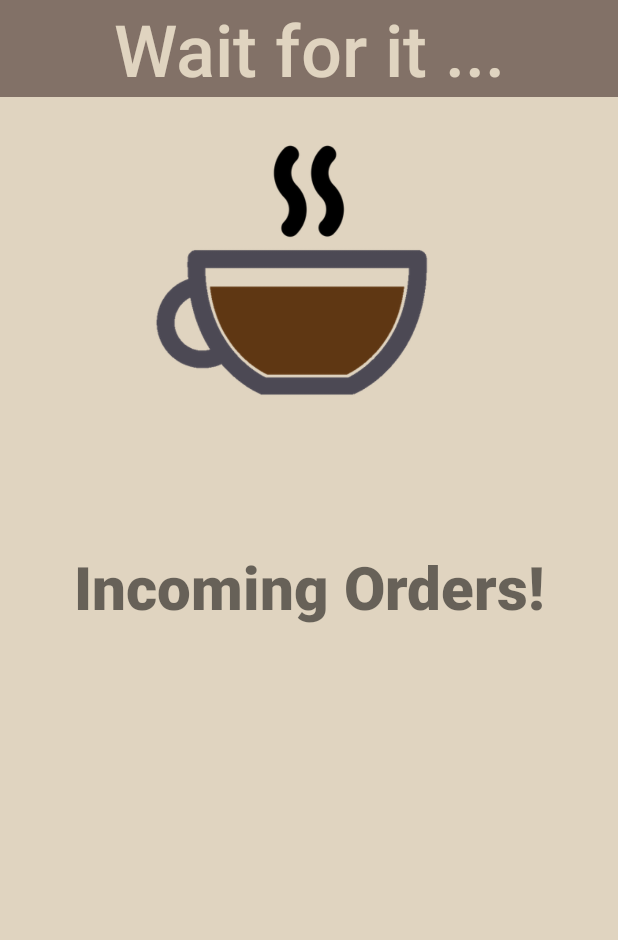
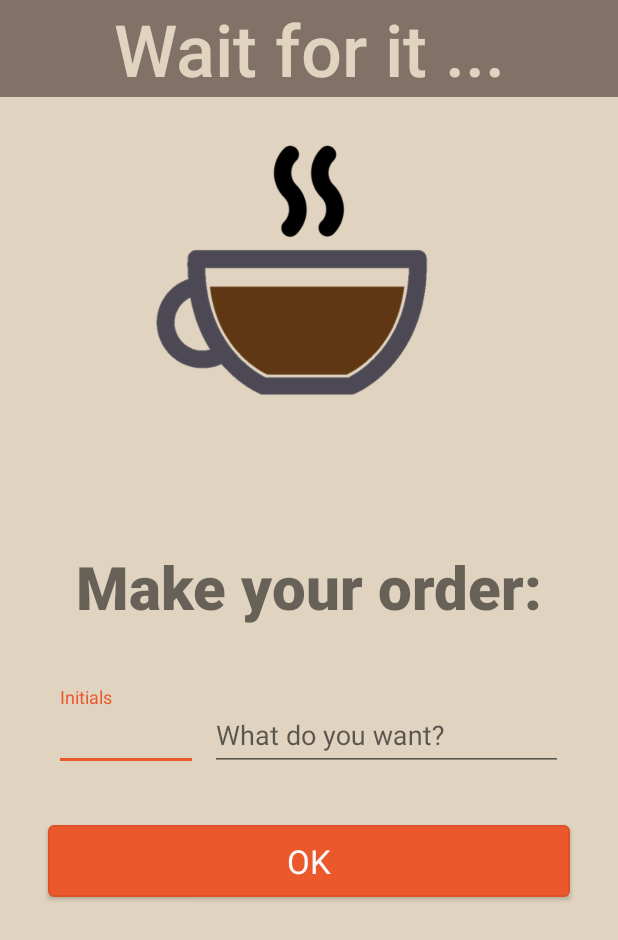
Before and after one commit to neo/AnKopiRun, an Android app: the screen it shows after launch (OrderDetailsActivity before the commit, CreateOrderActivity after it), after a tap on "Join", on a phone screen of 412 x 824 dp. Shown: the top 940 px of the screen. Run offline under Robolectric (Android 15) with nearby library versions, the phone set to English and light mode, and no system bars; our stand-ins replace Dagger/Hilt's generated code; libraries missing offline, so code that uses them is left out: com.firebase.client, com.soikonomakis.rxfirebase, rx.android.schedulers, rx.lang.kotlin, rx.schedulers; 2 statements that could not run were skipped.

Commit message:
The leecher can create an order
[#117519741]

```diff
--- a/app/src/main/AndroidManifest.xml
+++ b/app/src/main/AndroidManifest.xml
@@ -24,6 +24,8 @@
         </activity>
         <activity android:name=".views.activities.OrderDetailsActivity">
         </activity>
+        <activity android:name=".views.activities.CreateOrderActivity">
+        </activity>
     </application>
 
 </manifest>
--- a/app/src/main/java/pivotal/io/ankopirun/di/components/BaseComponent.kt
+++ b/app/src/main/java/pivotal/io/ankopirun/di/components/BaseComponent.kt
@@ -1,5 +1,6 @@
 package pivotal.io.ankopirun.di.components
 
+import pivotal.io.ankopirun.views.activities.CreateOrderActivity
 import pivotal.io.ankopirun.views.activities.OrderDetailsActivity
 import pivotal.io.ankopirun.views.activities.RunnerLocationActivity
 
@@ -7,4 +8,6 @@ interface BaseComponent {
     fun inject(activity: RunnerLocationActivity)
 
     fun inject(activity: OrderDetailsActivity)
+
+    fun inject(activity: CreateOrderActivity)
 }
--- a/app/src/main/java/pivotal/io/ankopirun/di/modules/OrderModule.kt
+++ b/app/src/main/java/pivotal/io/ankopirun/di/modules/OrderModule.kt
@@ -8,6 +8,7 @@ import javax.inject.Singleton
 
 @Module
 class OrderModule {
+    // TODO: Change the URL
     val baseUrl = "https://resplendent-inferno-9623.firebaseio.com"
 
     @Singleton
--- a/app/src/main/java/pivotal/io/ankopirun/repositories/FirebaseOrderRepository.kt
+++ b/app/src/main/java/pivotal/io/ankopirun/repositories/FirebaseOrderRepository.kt
@@ -16,4 +16,10 @@ class FirebaseOrderRepository(val baseUrl: String) : OrderRepository {
                 .map { it.children.map { it.getValue(Order::class.java) } }
     }
 
+    override fun createOrder(order: Order) {
+        val ref = Firebase("$baseUrl/orders")
+        val orderRef = ref.push()
+        orderRef.setValue(order)
+    }
+
 }
--- a/app/src/main/java/pivotal/io/ankopirun/repositories/OrderRepository.kt
+++ b/app/src/main/java/pivotal/io/ankopirun/repositories/OrderRepository.kt
@@ -6,4 +6,6 @@ import rx.Observable
 interface OrderRepository {
 
     fun getOrders(runUuid: String): Observable<List<Order>>
+
+    fun createOrder(order: Order)
 }
--- /dev/null
+++ b/app/src/main/java/pivotal/io/ankopirun/views/activities/CreateOrderActivity.kt
@@ -0,0 +1,111 @@
+package pivotal.io.ankopirun.views.activities
+
+import android.support.v7.app.AppCompatActivity
+
+import android.os.Bundle
+import android.util.Log
+import android.widget.Button
+import android.widget.EditText
+import android.widget.TextView
+import org.jetbrains.anko.*
+import pivotal.io.ankopirun.App
+
+import pivotal.io.ankopirun.R
+import pivotal.io.ankopirun.models.Order
+import pivotal.io.ankopirun.repositories.OrderRepository
+import pivotal.io.ankopirun.repositories.RunRepository
+import pivotal.io.ankopirun.views.TimerView
+import pivotal.io.ankopirun.widgets.countdowntimer.CountDownCalculator
+import pivotal.io.ankopirun.widgets.countdowntimer.CountDownPresenter
+import pivotal.io.ankopirun.widgets.countdowntimer.CountDownPresenterImpl
+import pivotal.io.ankopirun.widgets.countdowntimer.CountDownTimer
+import rx.Scheduler
+import rx.lang.kotlin.subscribeWith
+import javax.inject.Inject
+import javax.inject.Named
+
+class CreateOrderActivity : AppCompatActivity(), TimerView {
+    val TAG = lazy { this.localClassName }
+
+    @Inject
+    lateinit var runRepository: RunRepository
+
+    @Inject
+    lateinit var countDownTimer: CountDownTimer
+
+    @field:[Inject Named("io")]
+    lateinit var io: Scheduler
+
+    @field:[Inject Named("mainThread")]
+    lateinit var mainThread: Scheduler
+
+    @Inject
+    lateinit var orderRepository: OrderRepository
+
+    lateinit var initials: EditText
+    lateinit var orderDescription: EditText
+    lateinit var createOrder: Button
+    lateinit var timerText: TextView
+    lateinit var countDownPresenter: CountDownPresenter
+
+
+    override fun onCreate(savedInstanceState: Bundle?) {
+        super.onCreate(savedInstanceState)
+        setContentView(R.layout.activity_create_order)
+
+        (application as App).component.inject(this)
+
+        timerText = find(R.id.countdown_timer)
+
+        initials = find<EditText>(R.id.initials)
+        orderDescription = find<EditText>(R.id.order_description)
+        createOrder = find<Button>(R.id.create_btn)
+
+        countDownPresenter = CountDownPresenterImpl(countDownTimer).apply {
+            view = this@CreateOrderActivity
+        }
+    }
+
+    override fun onResume() {
+        super.onResume()
+
+        runRepository.clockSkew()
+                .zipWith(runRepository.lastRun(), { clockSkew, run -> Pair(clockSkew, run) })
+                .subscribeOn(io)
+                .observeOn(mainThread)
+                .subscribeWith {
+                    onNext {
+                        val (clockSkew, run) = it
+                        val calculator = CountDownCalculator(run,
+                                System.currentTimeMillis(),
+                                clockSkew)
+
+                        countDownPresenter.startCountDown(calculator.durationInMilliseconds())
+
+                        createOrder.setOnClickListener {
+                            orderRepository.createOrder(
+                                    Order(orderDescription.text.toString(),
+                                            initials.text.toString(),
+                                            runUuid = run.id)
+                            )
+
+                            startActivity<OrderDetailsActivity>()
+                        }
+                    }
+
+                    onError {
+                        Log.d(TAG.value, it.message)
+                    }
+                }
+    }
+
+    override fun onPause() {
+        super.onPause()
+        countDownPresenter.stopCountDown()
+    }
+
+    override fun setTimerText(tick: Long) {
+        timerText.text = countDownPresenter.format(tick)
+    }
+
+}
--- a/app/src/main/java/pivotal/io/ankopirun/views/activities/MainActivity.kt
+++ b/app/src/main/java/pivotal/io/ankopirun/views/activities/MainActivity.kt
@@ -24,7 +24,7 @@ class MainActivity : AppCompatActivity() {
         }
 
         joinButton = find<Button>(R.id.join_btn).apply {
-            setOnClickListener { startActivity<OrderDetailsActivity>() }
+            setOnClickListener { startActivity<CreateOrderActivity>() }
         }
     }
 }
--- a/app/src/main/java/pivotal/io/ankopirun/widgets/countdowntimer/CountDownTimerImpl.kt
+++ b/app/src/main/java/pivotal/io/ankopirun/widgets/countdowntimer/CountDownTimerImpl.kt
@@ -13,7 +13,6 @@ class CountDownTimerImpl(val tick: Long = 100) : CountDownTimer {
     override fun setOnTickHandler(handler: (Long) -> Unit) {
         onTickHandler = handler
     }
-
 
     override fun cancel() {
         timer?.cancel()
--- /dev/null
+++ b/app/src/main/res/layout/activity_create_order.xml
@@ -0,0 +1,70 @@
+<?xml version="1.0" encoding="utf-8"?>
+<RelativeLayout xmlns:android="http://schemas.android.com/apk/res/android"
+                android:layout_width="match_parent"
+                android:layout_height="match_parent">
+
+    <LinearLayout
+        style="@style/ActivityLinearLayoutStyle"
+        xmlns:android="http://schemas.android.com/apk/res/android"
+        xmlns:tools="http://schemas.android.com/tools"
+        tools:context=".views.activities.OrderDetailsActivity">
+
+        <ImageView
+            style="@style/LogoStyle"
+            android:layout_marginBottom="0dp"
+            android:src="@drawable/full"/>
+
+        <TextView
+            style="@style/SubtitleStyle"
+            android:layout_marginBottom="8dp"
+            android:text="@string/make_order"/>
+
+        <LinearLayout
+            android:layout_width="match_parent"
+            android:layout_height="wrap_content"
+            android:layout_margin="32dp"
+            android:orientation="horizontal">
+
+            <android.support.design.widget.TextInputLayout
+                android:layout_width="0dp"
+                android:layout_height="wrap_content"
+                android:layout_weight="0.3">
+
+                <EditText
+                    android:id="@+id/initials"
+                    style="@style/EditTextStyle"
+                    android:layout_margin="4dp"
+                    android:hint="@string/initials"
+                    android:maxLength="2"/>
+
+            </android.support.design.widget.TextInputLayout>
+
+            <android.support.design.widget.TextInputLayout
+                android:layout_width="0dp"
+                android:layout_height="wrap_content"
+                android:layout_weight="0.7">
+
+                <EditText
+                    android:id="@+id/order_description"
+                    style="@style/EditTextStyle"
+                    android:layout_margin="4dp"
+                    android:hint="@string/what_do_you_want"
+                    android:maxLength="20"/>
+
+            </android.support.design.widget.TextInputLayout>
+
+        </LinearLayout>
+
+        <Button
+            android:id="@+id/create_btn"
+            style="@style/ButtonStyle"
+            android:text="@android:string/ok"/>
+
+    </LinearLayout>
+
+    <TextView
+        android:id="@+id/countdown_timer"
+        style="@style/TimerStyle"
+        android:text="@string/start_time"/>
+
+</RelativeLayout>
--- a/app/src/main/res/layout/activity_main.xml
+++ b/app/src/main/res/layout/activity_main.xml
@@ -3,7 +3,7 @@
     xmlns:android="http://schemas.android.com/apk/res/android"
     xmlns:tools="http://schemas.android.com/tools"
     style="@style/ActivityLinearLayoutStyle"
-    tools:context=".MainActivity">
+    tools:context=".views.activities.MainActivity">
 
     <ImageView
         style="@style/LogoStyle"
--- a/app/src/main/res/values/strings.xml
+++ b/app/src/main/res/values/strings.xml
@@ -10,4 +10,7 @@
     <string name="i_m_done">I\'m done</string>
     <string name="start_time">Wait for it ...</string>
     <string name="orders">Incoming Orders!</string>
+    <string name="make_order">Make your order:</string>
+    <string name="initials">Initials</string>
+    <string name="what_do_you_want">What do you want?</string>
 </resources>
```
Also changed, not shown: 2 other files.
